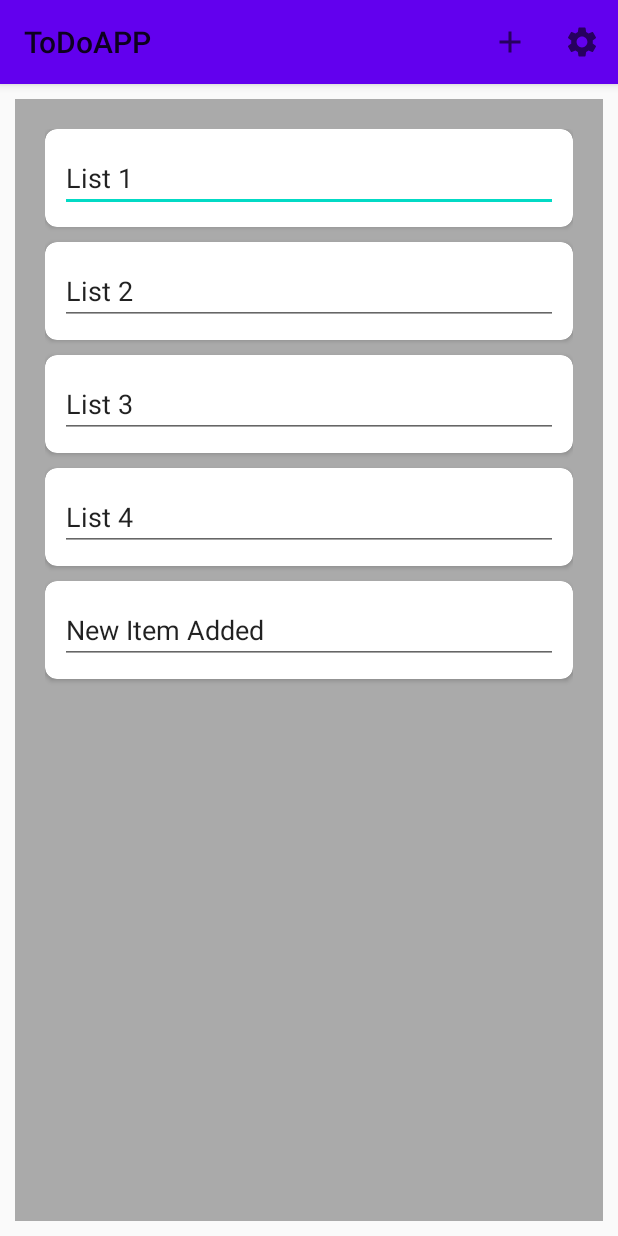
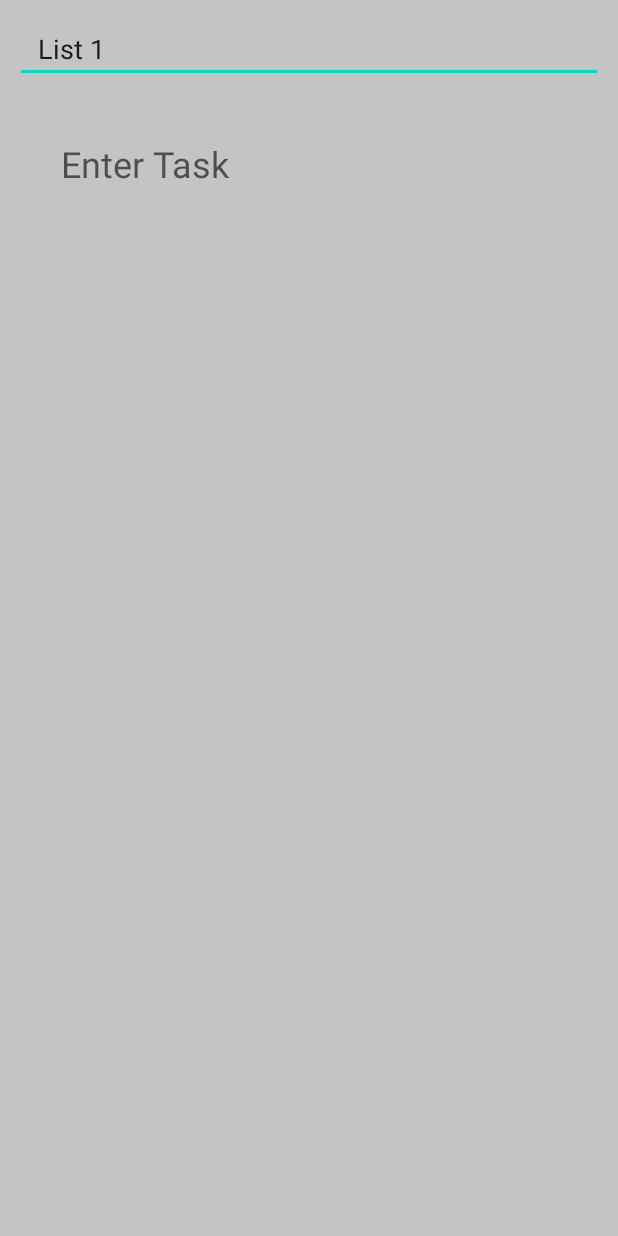
Before and after one commit to RedSlimeKing/ToDo-App, an Android app: the screen it shows after launch (MainActivity before the commit, TaskList after it), after a tap on "List 1", on a phone screen of 412 x 824 dp. Run offline under Robolectric (Android 15) with nearby library versions, the phone set to English and light mode, and no system bars; 2 other taps on this screen came first.

Commit message:
Changed CardItem, made data between activity possible

```diff
--- a/ToDoAPP/app/src/main/java/com/example/todoapp/CardAdapter.java
+++ b/ToDoAPP/app/src/main/java/com/example/todoapp/CardAdapter.java
@@ -1,22 +1,27 @@
 package com.example.todoapp;
 
+import android.content.Context;
+import android.hardware.input.InputManager;
 import android.view.KeyEvent;
 import android.view.LayoutInflater;
 import android.view.View;
 import android.view.ViewGroup;
 import android.view.inputmethod.InputMethodManager;
 import android.widget.EditText;
-import android.widget.TextView;
+import android.widget.Toast;
 
 import java.util.ArrayList;
 
 import androidx.annotation.NonNull;
 import androidx.recyclerview.widget.RecyclerView;
 
+import static android.content.Context.INPUT_METHOD_SERVICE;
+
 public class CardAdapter extends RecyclerView.Adapter<CardAdapter.CardViewHolder> {
     private ArrayList<CardItem> mCardItems;
     private OnItemClickListener mListener;
-
+    private InputMethodManager imm;
+    private Context mContext;
     public interface OnItemClickListener{
         void onItemClick(int postion);
     }
@@ -25,8 +30,10 @@ public class CardAdapter extends RecyclerView.Adapter<CardAdapter.CardViewHolder
         mListener = listener;
     }
 
-    public CardAdapter(ArrayList<CardItem> list){
+    public CardAdapter(ArrayList<CardItem> list, Context context){
         mCardItems = list;
+        mContext = context;
+        imm = (InputMethodManager) context.getSystemService(INPUT_METHOD_SERVICE);
     }
 
     @NonNull
@@ -43,15 +50,6 @@ public class CardAdapter extends RecyclerView.Adapter<CardAdapter.CardViewHolder
         String title = item.getTitle();
         holder.mTextView.setText(title);
 
-        holder.mTextView.setOnKeyListener((v, keyCode, event) -> {
-            // If the event is a key-down event on the "enter" button
-            if ((event.getAction() == KeyEvent.ACTION_DOWN) &&  (keyCode == KeyEvent.KEYCODE_ENTER)) {
-                item.setTitle(holder.mTextView.getText().toString());
-                notifyDataSetChanged();
-                return true;
-            }
-            return false;
-        });
     }
 
     @Override
@@ -75,13 +73,31 @@ public class CardAdapter extends RecyclerView.Adapter<CardAdapter.CardViewHolder
                 @Override
                 public void onClick(View view) {
                     if(listener != null){
-                        int postion = getAdapterPosition();
-                        if(postion != RecyclerView.NO_POSITION){
-                            listener.onItemClick(postion);
+                        int position = getAdapterPosition();
+                        if(position != RecyclerView.NO_POSITION){
+                            listener.onItemClick(position);
                         }
                     }
                 }
             });
+
+            mTextView.setOnKeyListener((v, keyCode, event) -> {
+                // If the event is a key-down event on the "enter" button
+                if ((event.getAction() == KeyEvent.ACTION_DOWN) &&  (keyCode == KeyEvent.KEYCODE_ENTER)) {
+                    int position = getAdapterPosition();
+                    mCardItems.get(position).setTitle(mTextView.getText().toString());
+
+                    mTextView.clearFocus();
+
+                    imm.toggleSoftInput(InputMethodManager.HIDE_IMPLICIT_ONLY, 0);
+
+                    notifyDataSetChanged();
+                    return true;
+                }
+                return false;
+            });
+
+
         }
     }
 }
--- a/ToDoAPP/app/src/main/java/com/example/todoapp/CardItem.java
+++ b/ToDoAPP/app/src/main/java/com/example/todoapp/CardItem.java
@@ -1,8 +1,9 @@
 package com.example.todoapp;
 
+import java.io.Serializable;
 import java.util.ArrayList;
 
-public class CardItem {
+public class CardItem implements Serializable {
     private String mTitle;
     private ArrayList<TaskItem> mTaskItems;
 
--- a/ToDoAPP/app/src/main/java/com/example/todoapp/MainActivity.java
+++ b/ToDoAPP/app/src/main/java/com/example/todoapp/MainActivity.java
@@ -7,6 +7,7 @@ import android.view.Menu;
 import android.view.MenuItem;
 import android.widget.Toast;
 
+import java.io.Serializable;
 import java.util.ArrayList;
 import java.util.List;
 
@@ -42,7 +43,7 @@ public class MainActivity extends AppCompatActivity {
         mRecyclerView = findViewById(R.id.recyclerView);
         mRecyclerView.setHasFixedSize(true);
         mLayoutManager = new LinearLayoutManager(this);
-        mAdapter = new CardAdapter(mCardItems);
+        mAdapter = new CardAdapter(mCardItems, MainActivity.this);
 
         mRecyclerView.setLayoutManager(mLayoutManager);
         mRecyclerView.setAdapter(mAdapter);
@@ -63,14 +64,11 @@ public class MainActivity extends AppCompatActivity {
         mAdapter.setOnItemClickListener(new CardAdapter.OnItemClickListener() {
             @Override
             public void onItemClick(int position) {
-
+                CardItem item = mCardItems.get(position);
                 Intent intent = new Intent(MainActivity.this, TaskList.class);
-                intent.putExtra("Tasklist", mCardItems.get(position).getTaskItems());
+                intent.putExtra("Card", item);
 
                 startActivity(intent);
-
-                //Read the list from the intent:
-                ArrayList<TaskItem> items = (ArrayList<TaskItem>) intent.getSerializableExtra("Tasklist");
             }
         });
     }
--- a/ToDoAPP/app/src/main/java/com/example/todoapp/TaskList.java
+++ b/ToDoAPP/app/src/main/java/com/example/todoapp/TaskList.java
@@ -9,34 +9,36 @@ import android.graphics.Color;
 import android.os.Bundle;
 import android.view.WindowManager;
 import android.view.inputmethod.InputMethodManager;
+import android.widget.EditText;
+import android.widget.Toast;
 
-import java.util.ArrayList;
 import java.util.List;
 
 
 public class TaskList extends AppCompatActivity {
 
-    private ArrayList<TaskItem> mList;
-    //private EditText mListName;
+    private CardItem mCardItem;
+    private EditText mListName;
     private RecyclerViewAdapter adapter;
     private InputMethodManager imm;
+    private  RecyclerView rView;
 
     @Override
     protected void onCreate(Bundle savedInstanceState) {
         super.onCreate(savedInstanceState);
-        setContentView(R.layout.item_layout);
+        setContentView(R.layout.activity_list);
 
-        //mListName = findViewById(R.id.listName);
-        //mListName.setHint("List name");
+        //Read the list from the intent:
+        mCardItem = (CardItem) getIntent().getSerializableExtra("Card");
+
+        mListName = findViewById(R.id.title_editText);
+        mListName.setText(mCardItem.getTitle());
 
         // Stop items in scene from being pushed up by keyboard
         //getWindow().setSoftInputMode(WindowManager.LayoutParams.SOFT_INPUT_ADJUST_NOTHING);
         getWindow().setSoftInputMode(WindowManager.LayoutParams.SOFT_INPUT_ADJUST_PAN);
         imm = (InputMethodManager) getSystemService(INPUT_METHOD_SERVICE);
 
-        mList = FileHelper.LoadTask(this);
-
-        //mListName.setText(FileHelper.GetListName());
         /*mListName.setOnKeyListener((v, keyCode, event) -> {
             if ((event.getAction() == KeyEvent.ACTION_DOWN) &&  (keyCode == KeyEvent.KEYCODE_ENTER)) {
                 mListName.clearFocus();
@@ -47,27 +49,30 @@ public class TaskList extends AppCompatActivity {
         });
         */
 
+
+
         InitRecyclerView();
 
-        if(mList.size() <= 0){
-            //mListName.setText("");
-            mList.add(new TaskItem("",false));
+        if(mCardItem.getTaskItems().size() <= 0){
+            mCardItem.getTaskItems().add(new TaskItem("",false));
             adapter.notifyDataSetChanged();
         }
     }
 
     private void InitRecyclerView(){
-        RecyclerView rView = findViewById(R.id.recyclerView);
+        rView = findViewById(R.id.recyclerView2);
+
         rView.setHasFixedSize(true);
-        adapter = new RecyclerViewAdapter(TaskList.this, mList);
+        adapter = new RecyclerViewAdapter(TaskList.this, mCardItem.getTaskItems());
         rView.setAdapter(adapter);
         rView.setLayoutManager(new LinearLayoutManager(this));
+
         ItemTouchHelper itemTouchHelper = new ItemTouchHelper(new MySwipeHelper(TaskList.this, rView,200) {
             @Override
             public void instantiateMyButton(RecyclerView.ViewHolder viewHolder, List<MyButton> buffer) {
                 buffer.add(new MyButton(TaskList.this, "Delete", 30,R.drawable.ic_delete, Color.parseColor("#FF3c30"),
                         pos -> {
-                            if(pos != mList.size()-1){
+                            if(pos != mCardItem.getTaskItems().size() - 1){
                                 adapter.deleteItem(pos);
                             }
                         })
@@ -83,8 +88,11 @@ public class TaskList extends AppCompatActivity {
     @Override
     public void onStop(){
         super.onStop();
-        //mListName.getText().toString()
-        FileHelper.WriteData(this, mList, "");
+
     }
 
+    @Override
+    public void onBackPressed() {
+        super.onBackPressed();
+    }
 }
--- a/ToDoAPP/app/src/main/res/layout/activity_list.xml
+++ b/ToDoAPP/app/src/main/res/layout/activity_list.xml
@@ -20,7 +20,7 @@
         android:layout_margin="10dp"/>
 
     <androidx.recyclerview.widget.RecyclerView
-        android:id="@+id/recyclerView"
+        android:id="@+id/recyclerView2"
         android:layout_width="0dp"
         android:layout_height="0dp"
         android:layout_margin="10dp"
--- a/ToDoAPP/app/src/main/res/layout/item_layout.xml
+++ b/ToDoAPP/app/src/main/res/layout/item_layout.xml
@@ -12,12 +12,14 @@
     <RelativeLayout
         android:layout_width="match_parent"
         android:layout_height="wrap_content"
-        android:orientation="vertical">
+        android:orientation="vertical"
+        android:padding="10dp">
 
         <EditText
-            android:layout_width="match_parent"
-            android:layout_height="match_parent"
-            android:id="@+id/list_title"/>
+            android:id="@+id/list_title"
+            android:layout_width="wrap_content"
+            android:layout_height="wrap_content"
+            android:background="@android:color/transparent" />
 
     </RelativeLayout>
 </androidx.cardview.widget.CardView>
```
